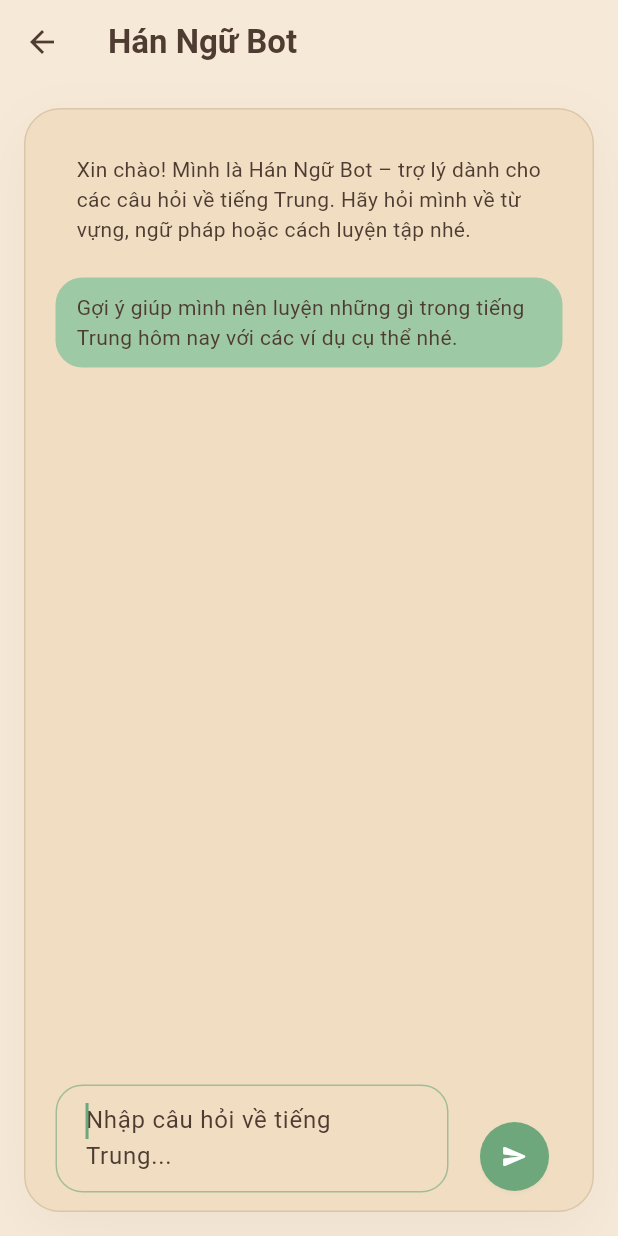
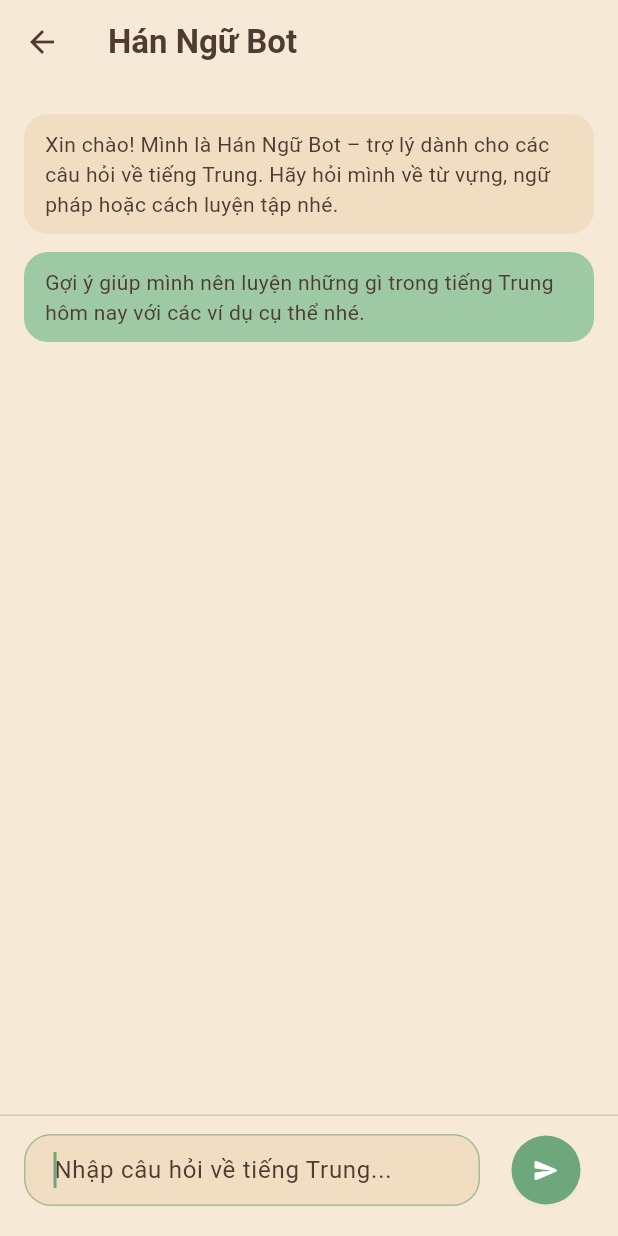
Before and after one commit to hieuhieu2202/learnchinesene, a Flutter app: the AiChatPage screen opened by its route, on a phone screen of 412 x 824 dp. Run offline on Flutter 3.47's test engine with Material 3 defaults, Android fonts, the phone set to English and light mode, and no system bars; our stand-ins replace audioplayers, get, sqflite; accounts and stored records are empty; network calls fail.

Commit message:
Simplify AI hub and remove listening entry

```diff
--- a/lib/features/ai_chat/presentation/pages/ai_chat_page.dart
+++ b/lib/features/ai_chat/presentation/pages/ai_chat_page.dart
@@ -44,39 +44,41 @@ class _AiChatPageState extends State<AiChatPage> {
         title: const Text('Hán Ngữ Bot'),
       ),
       body: SafeArea(
-        child: Padding(
-          padding: const EdgeInsets.all(16),
-          child: Column(
-            children: [
-              Expanded(
-                child: Container(
-                  width: double.infinity,
-                  decoration: BoxDecoration(
-                    color: theme.colorScheme.surface,
-                    borderRadius: BorderRadius.circular(24),
-                    border: Border.all(
-                      color: theme.colorScheme.outlineVariant,
-                    ),
-                    boxShadow: [
-                      BoxShadow(
-                        color: theme.colorScheme.shadow.withOpacity(0.04),
-                        blurRadius: 32,
-                        offset: const Offset(0, 12),
-                      ),
-                    ],
-                  ),
-                  padding: const EdgeInsets.fromLTRB(20, 20, 20, 12),
         child: Column(
           children: [
             Expanded(
               child: Obx(() {
                 final messages = controller.messages;
+                final isLoading = controller.isLoading.value;
                 return ListView.separated(
                   controller: _scrollController,
-                            padding: EdgeInsets.zero,
-                            itemCount: messages.length,
+                  padding: const EdgeInsets.fromLTRB(16, 20, 16, 20),
+                  physics: const BouncingScrollPhysics(),
+                  itemCount: messages.length + (isLoading ? 1 : 0),
                   separatorBuilder: (_, __) => const SizedBox(height: 12),
                   itemBuilder: (context, index) {
+                    final isLoadingIndicator = isLoading && index == messages.length;
+                    if (isLoadingIndicator) {
+                      return Align(
+                        alignment: Alignment.centerLeft,
+                        child: Container(
+                          padding: const EdgeInsets.symmetric(
+                            horizontal: 14,
+                            vertical: 10,
+                          ),
+                          decoration: BoxDecoration(
+                            color: theme.colorScheme.surfaceVariant,
+                            borderRadius: BorderRadius.circular(16),
+                          ),
+                          child: const SizedBox(
+                            height: 20,
+                            width: 20,
+                            child: CircularProgressIndicator(strokeWidth: 2.5),
+                          ),
+                        ),
+                      );
+                    }
+
                     final message = messages[index];
                     final isUser = message.isUser;
                     final alignment =
@@ -94,6 +96,7 @@ class _AiChatPageState extends State<AiChatPage> {
                               ? theme.colorScheme.onPrimaryContainer
                               : theme.colorScheme.onSurface,
                         );
+
                     return Align(
                       alignment: alignment,
                       child: Container(
@@ -104,7 +107,7 @@ class _AiChatPageState extends State<AiChatPage> {
                         ),
                         decoration: BoxDecoration(
                           color: background,
-                                    borderRadius: BorderRadius.circular(18),
+                          borderRadius: BorderRadius.circular(16),
                         ),
                         child: Text(
                           message.text,
@@ -116,37 +119,23 @@ class _AiChatPageState extends State<AiChatPage> {
                 );
               }),
             ),
-                      const SizedBox(height: 12),
-                      Obx(
-                        () => controller.isLoading.value
-                            ? const Padding(
-                                padding: EdgeInsets.symmetric(vertical: 4),
-                                child: SizedBox(
-                                  height: 24,
-                                  width: 24,
-                                  child: CircularProgressIndicator(strokeWidth: 2.5),
-                                ),
-                              )
-                            : const SizedBox.shrink(),
-                      ),
-                      const SizedBox(height: 12),
-                      _ChatInputBar(
+            const Divider(height: 1),
+            Padding(
+              padding: const EdgeInsets.fromLTRB(16, 12, 16, 20),
+              child: _ChatInputBar(
                 controller: _inputController,
                 onSubmit: _handleSubmit,
                 chatController: controller,
               ),
-                    ],
-                  ),
-                ),
             ),
           ],
-          ),
         ),
       ),
     );
   }
 
   void _handleSubmit(String value) {
+    if (controller.isLoading.value) return;
     controller.sendMessage(value);
     _inputController.clear();
   }
--- a/lib/features/vocabulary/presentation/pages/home_page.dart
+++ b/lib/features/vocabulary/presentation/pages/home_page.dart
@@ -191,20 +191,6 @@ class _AiHubTab extends StatelessWidget {
           ),
         ),
       ),
-      _NavigationItem(
-        icon: Icons.hearing_outlined,
-        title: 'Luyện nghe cùng AI',
-        subtitle: 'Xin audio và câu hỏi kiểm tra nghe - gõ.',
-        onTap: () => navigateAfterFrame(
-          () => Get.toNamed(
-            AppRoutes.aiChat,
-            arguments: {
-              'context':
-                  'Hãy đóng vai giáo viên và cho tôi nghe - gõ với từ vựng này.',
-            },
-          ),
-        ),
-      ),
     ];
 
     return _GradientBackground(
@@ -233,7 +219,7 @@ class _AiHubTab extends StatelessWidget {
           const SizedBox(height: 32),
           _NavigationGroup(
             title: 'Sinh bài luyện từ AI',
-            subtitle: 'Nhận thêm câu ví dụ và bài nghe để luyện gõ liên tục.',
+            subtitle: 'Nhận thêm câu ví dụ để luyện gõ liên tục.',
             items: aiPracticeItems,
           ),
         ],
```
Lines whose indentation alone changed are shown as unchanged.
